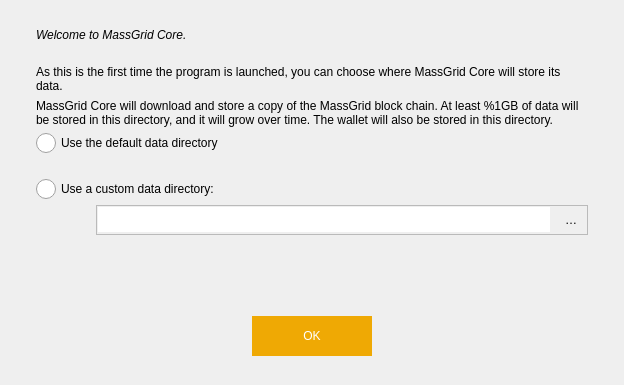
Old version of the form src/qt/forms/intro.ui in the repository MassGrid/MassGrid.
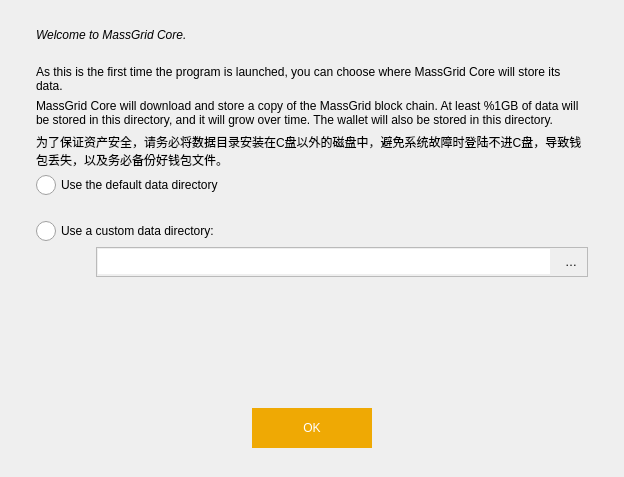
New version of the form. Icons and pictures are not drawn.

Patch:
```diff
--- a/src/qt/forms/intro.ui
+++ b/src/qt/forms/intro.ui
@@ -7,7 +7,7 @@
     <x>0</x>
     <y>0</y>
     <width>624</width>
-    <height>385</height>
+    <height>477</height>
    </rect>
   </property>
   <property name="windowTitle">
@@ -224,6 +224,16 @@
              </property>
             </widget>
            </item>
+           <item>
+            <widget class="QLabel" name="label">
+             <property name="text">
+              <string>为了保证资产安全，请务必将数据目录安装在C盘以外的磁盘中，避免系统故障时登陆不进C盘，导致钱包丢失，以及务必备份好钱包文件。</string>
+             </property>
+             <property name="wordWrap">
+              <bool>true</bool>
+             </property>
+            </widget>
+           </item>
            <item>
             <widget class="QRadioButton" name="dataDirDefault">
              <property name="text">
```
